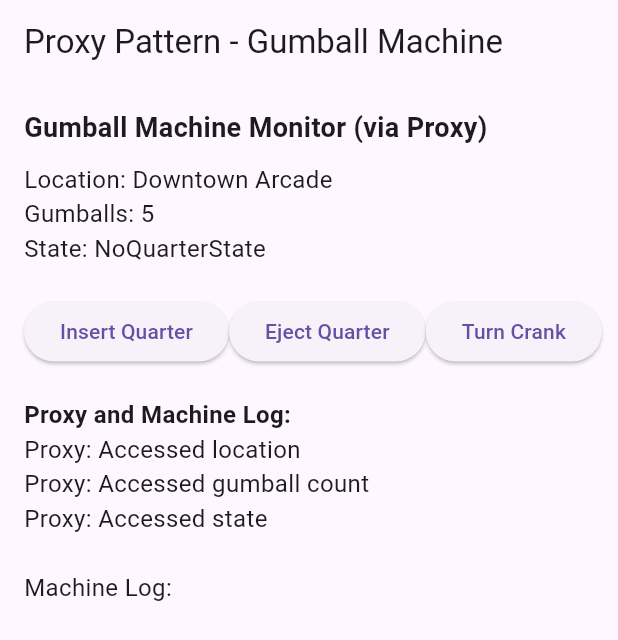
After one commit to Alyaatalaat28/Flutter-Design-Patterns, a Flutter app: the screen it shows after launch, on a phone screen of 412 x 824 dp. The commit adds this screen. Shown: the top 640 px of the screen. Run offline on Flutter 3.47's test engine with Material 3 defaults, Android fonts, the phone set to English and light mode, and no system bars.

Commit message:
Implement Proxy Pattern for Gumball Machine with UI integration

```diff
--- a/lib/main.dart
+++ b/lib/main.dart
@@ -1,5 +1,5 @@
 import 'package:flutter/material.dart';
-import 'package:flutter_design_patterns/patterns/iterator/menu_screen.dart';
+import 'package:flutter_design_patterns/patterns/proxy/proxy_screen.dart';
 
 void main() {
   runApp(const MyApp());
@@ -18,7 +18,7 @@ class MyApp extends StatelessWidget {
         visualDensity: VisualDensity.adaptivePlatformDensity,
       ),
       title: 'Flutter Design Patterns',
-      home: MenuScreen(),
+      home: ProxyScreen(),
     );
   }
 }
--- /dev/null
+++ b/lib/patterns/proxy/gumball_machine.dart
@@ -0,0 +1,171 @@
+// State interface
+abstract class State {
+  void insertQuarter();
+  void ejectQuarter();
+  void turnCrank();
+  void dispense();
+}
+
+// NoQuarterState
+class NoQuarterState implements State {
+  final GumballMachine gumballMachine;
+
+  NoQuarterState(this.gumballMachine);
+
+  @override
+  void insertQuarter() {
+    gumballMachine.log.writeln("You inserted a quarter");
+    gumballMachine.setState(gumballMachine.hasQuarterState);
+  }
+
+  @override
+  void ejectQuarter() {
+    gumballMachine.log.writeln("You haven't inserted a quarter");
+  }
+
+  @override
+  void turnCrank() {
+    gumballMachine.log.writeln("You turned, but there's no quarter");
+  }
+
+  @override
+  void dispense() {
+    gumballMachine.log.writeln("You need to pay first");
+  }
+}
+
+// HasQuarterState
+class HasQuarterState implements State {
+  final GumballMachine gumballMachine;
+
+  HasQuarterState(this.gumballMachine);
+
+  @override
+  void insertQuarter() {
+    gumballMachine.log.writeln("You can't insert another quarter");
+  }
+
+  @override
+  void ejectQuarter() {
+    gumballMachine.log.writeln("Quarter returned");
+    gumballMachine.setState(gumballMachine.noQuarterState);
+  }
+
+  @override
+  void turnCrank() {
+    gumballMachine.log.writeln("You turned...");
+    gumballMachine.setState(gumballMachine.soldState);
+    gumballMachine.dispense();
+  }
+
+  @override
+  void dispense() {
+    gumballMachine.log.writeln("No gumball dispensed");
+  }
+}
+
+// SoldState
+class SoldState implements State {
+  final GumballMachine gumballMachine;
+
+  SoldState(this.gumballMachine);
+
+  @override
+  void insertQuarter() {
+    gumballMachine.log
+        .writeln("Please wait, we're already giving you a gumball");
+  }
+
+  @override
+  void ejectQuarter() {
+    gumballMachine.log.writeln("Sorry, you already turned the crank");
+  }
+
+  @override
+  void turnCrank() {
+    gumballMachine.log
+        .writeln("Turning twice doesn't get you another gumball!");
+  }
+
+  @override
+  void dispense() {
+    gumballMachine.releaseBall();
+    if (gumballMachine.count > 0) {
+      gumballMachine.setState(gumballMachine.noQuarterState);
+    } else {
+      gumballMachine.log.writeln("Oops, out of gumballs!");
+      gumballMachine.setState(gumballMachine.soldOutState);
+    }
+  }
+}
+
+// SoldOutState
+class SoldOutState implements State {
+  final GumballMachine gumballMachine;
+
+  SoldOutState(this.gumballMachine);
+
+  @override
+  void insertQuarter() {
+    gumballMachine.log
+        .writeln("You can't insert a quarter, the machine is sold out");
+  }
+
+  @override
+  void ejectQuarter() {
+    gumballMachine.log
+        .writeln("You can't eject, you haven't inserted a quarter yet");
+  }
+
+  @override
+  void turnCrank() {
+    gumballMachine.log.writeln("You turned, but there are no gumballs");
+  }
+
+  @override
+  void dispense() {
+    gumballMachine.log.writeln("No gumball dispensed");
+  }
+}
+
+// GumballMachine class (real subject)
+class GumballMachine {
+  late State soldOutState;
+  late State noQuarterState;
+  late State hasQuarterState;
+  late State soldState;
+  late State currentState;
+  int count;
+  final String location;
+  StringBuffer log = StringBuffer();
+
+  GumballMachine({required this.count, required this.location}) {
+    soldOutState = SoldOutState(this);
+    noQuarterState = NoQuarterState(this);
+    hasQuarterState = HasQuarterState(this);
+    soldState = SoldState(this);
+    currentState = count > 0 ? noQuarterState : soldOutState;
+  }
+
+  void insertQuarter() => currentState.insertQuarter();
+  void ejectQuarter() => currentState.ejectQuarter();
+  void turnCrank() => currentState.turnCrank();
+  void dispense() => currentState.dispense();
+
+  void releaseBall() {
+    log.writeln("A gumball comes rolling out the slot...");
+    if (count > 0) {
+      count--;
+    }
+  }
+
+  void setState(State state) {
+    currentState = state;
+    log.writeln("State changed to: ${state.runtimeType}");
+  }
+
+  int getCount() => count;
+  String getLocation() => location;
+  String getState() => currentState.runtimeType.toString();
+  String getLog() => log.toString();
+}
--- /dev/null
+++ b/lib/patterns/proxy/proxy.dart
@@ -0,0 +1,59 @@
+import 'gumball_machine.dart';
+
+// Remote interface for gumball machine
+abstract class GumballMachineRemote {
+  int getCount();
+  String getLocation();
+  String getState();
+  void insertQuarter();
+  void ejectQuarter();
+  void turnCrank();
+  String getLog();
+}
+
+// Proxy class
+class GumballMachineProxy implements GumballMachineRemote {
+  final GumballMachine _gumballMachine;
+  StringBuffer _proxyLog = StringBuffer();
+
+  GumballMachineProxy(this._gumballMachine);
+
+  @override
+  int getCount() {
+    _proxyLog.writeln("Proxy: Accessed gumball count");
+    return _gumballMachine.getCount();
+  }
+
+  @override
+  String getLocation() {
+    _proxyLog.writeln("Proxy: Accessed location");
+    return _gumballMachine.getLocation();
+  }
+
+  @override
+  String getState() {
+    _proxyLog.writeln("Proxy: Accessed state");
+    return _gumballMachine.getState();
+  }
+
+  @override
+  void insertQuarter() {
+    _proxyLog.writeln("Proxy: Forwarding insert quarter command");
+    _gumballMachine.insertQuarter();
+  }
+
+  @override
+  void ejectQuarter() {
+    _proxyLog.writeln("Proxy: Forwarding eject quarter command");
+    _gumballMachine.ejectQuarter();
+  }
+
+  @override
+  void turnCrank() {
+    _proxyLog.writeln("Proxy: Forwarding turn crank command");
+    _gumballMachine.turnCrank();
+  }
+
+  @override
+  String getLog() => _proxyLog.toString() + "\nMachine Log:\n" + _gumballMachine.getLog();
+}
--- /dev/null
+++ b/lib/patterns/proxy/proxy_screen.dart
@@ -0,0 +1,82 @@
+import 'package:flutter/material.dart';
+import 'package:flutter_design_patterns/patterns/proxy/gumball_machine.dart' as gumball_machine ;
+import 'proxy.dart';
+
+class ProxyScreen extends StatefulWidget {
+  const ProxyScreen({super.key});
+
+  @override
+  _ProxyScreenState createState() => _ProxyScreenState();
+}
+
+class _ProxyScreenState extends State<ProxyScreen> {
+  final GumballMachineRemote _proxy = GumballMachineProxy(
+    gumball_machine.GumballMachine(count: 5, location: "Downtown Arcade"),
+  );
+
+  @override
+  Widget build(BuildContext context) {
+    return Scaffold(
+      appBar: AppBar(title: const Text('Proxy Pattern - Gumball Machine')),
+      body: Padding(
+        padding: const EdgeInsets.all(16.0),
+        child: Column(
+          crossAxisAlignment: CrossAxisAlignment.start,
+          children: [
+            const Text(
+              'Gumball Machine Monitor (via Proxy)',
+              style: TextStyle(fontSize: 18, fontWeight: FontWeight.bold),
+            ),
+            const SizedBox(height: 10),
+            Text(
+              "Location: ${_proxy.getLocation()}\n"
+              "Gumballs: ${_proxy.getCount()}\n"
+              "State: ${_proxy.getState()}",
+              style: const TextStyle(fontSize: 16),
+            ),
+            const SizedBox(height: 20),
+            Row(
+              mainAxisAlignment: MainAxisAlignment.spaceEvenly,
+              children: [
+                ElevatedButton(
+                  onPressed: () {
+                    _proxy.insertQuarter();
+                    setState(() {});
+                  },
+                  child: const Text('Insert Quarter'),
+                ),
+                ElevatedButton(
+                  onPressed: () {
+                    _proxy.ejectQuarter();
+                    setState(() {});
+                  },
+                  child: const Text('Eject Quarter'),
+                ),
+                ElevatedButton(
+                  onPressed: () {
+                    _proxy.turnCrank();
+                    setState(() {});
+                  },
+                  child: const Text('Turn Crank'),
+                ),
+              ],
+            ),
+            const SizedBox(height: 20),
+            const Text(
+              'Proxy and Machine Log:',
+              style: TextStyle(fontSize: 16, fontWeight: FontWeight.bold),
+            ),
+            Expanded(
+              child: SingleChildScrollView(
+                child: Text(
+                  _proxy.getLog(),
+                  style: const TextStyle(fontSize: 16),
+                ),
+              ),
+            ),
+          ],
+        ),
+      ),
+    );
+  }
+}
```
